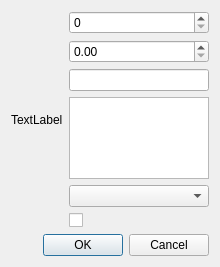
Qt form src/editor/objecteditor/ui/objectvaluedialog.ui (tdauth/wc3lib) before a commit.
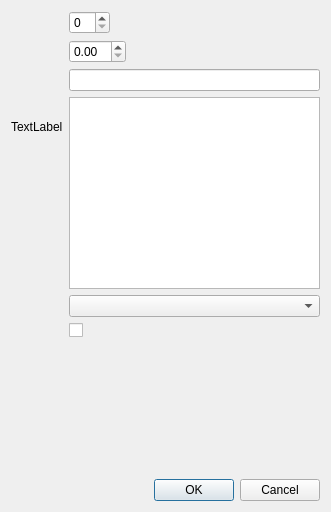
The same form after that commit. Custom widgets are drawn as their Qt base class.

Patch:
```diff
--- a/src/editor/objecteditor/ui/objectvaluedialog.ui
+++ b/src/editor/objecteditor/ui/objectvaluedialog.ui
@@ -6,8 +6,8 @@
    <rect>
     <x>0</x>
     <y>0</y>
-    <width>220</width>
-    <height>267</height>
+    <width>331</width>
+    <height>512</height>
    </rect>
   </property>
   <property name="sizePolicy">
@@ -20,52 +20,121 @@
    <string>Dialog</string>
   </property>
   <layout class="QGridLayout" name="gridLayout">
-   <property name="sizeConstraint">
-    <enum>QLayout::SetMinimumSize</enum>
-   </property>
-   <item row="7" column="0" colspan="2">
-    <widget class="KDialogButtonBox" name="m_buttonBox">
-     <property name="standardButtons">
-      <set>QDialogButtonBox::Cancel|QDialogButtonBox::Ok</set>
+   <item row="0" column="0">
+    <layout class="QHBoxLayout" name="horizontalLayout">
+     <item>
+      <layout class="QVBoxLayout" name="verticalLayout_2">
+       <item>
+        <widget class="QLabel" name="m_label">
+         <property name="sizePolicy">
+          <sizepolicy hsizetype="Preferred" vsizetype="Expanding">
+           <horstretch>0</horstretch>
+           <verstretch>0</verstretch>
+          </sizepolicy>
+         </property>
+         <property name="text">
+          <string>TextLabel</string>
      </property>
     </widget>
    </item>
-   <item row="5" column="1">
-    <widget class="KComboBox" name="m_comboBox"/>
-   </item>
-   <item row="1" column="1">
+       <item>
+        <spacer name="verticalSpacer">
+         <property name="orientation">
+          <enum>Qt::Vertical</enum>
+         </property>
+         <property name="sizeHint" stdset="0">
+          <size>
+           <width>20</width>
+           <height>40</height>
+          </size>
+         </property>
+        </spacer>
+       </item>
+      </layout>
+     </item>
+     <item>
+      <layout class="QVBoxLayout" name="verticalLayout">
+       <item>
+        <layout class="QHBoxLayout" name="horizontalLayout_2">
+         <item>
     <widget class="KIntSpinBox" name="m_intSpinBox">
      <property name="prefix">
       <string/>
      </property>
     </widget>
    </item>
-   <item row="2" column="1">
+         <item>
+          <spacer name="horizontalSpacer">
+           <property name="orientation">
+            <enum>Qt::Horizontal</enum>
+           </property>
+           <property name="sizeHint" stdset="0">
+            <size>
+             <width>40</width>
+             <height>20</height>
+            </size>
+           </property>
+          </spacer>
+         </item>
+        </layout>
+       </item>
+       <item>
+        <layout class="QHBoxLayout" name="horizontalLayout_3">
+         <item>
     <widget class="QDoubleSpinBox" name="m_doubleSpinBox"/>
    </item>
-   <item row="3" column="1">
+         <item>
+          <spacer name="horizontalSpacer_2">
+           <property name="orientation">
+            <enum>Qt::Horizontal</enum>
+           </property>
+           <property name="sizeHint" stdset="0">
+            <size>
+             <width>40</width>
+             <height>20</height>
+            </size>
+           </property>
+          </spacer>
+         </item>
+        </layout>
+       </item>
+       <item>
     <widget class="QLineEdit" name="m_lineEdit"/>
    </item>
-   <item row="4" column="1">
+       <item>
     <widget class="KTextEdit" name="m_textEdit"/>
    </item>
-   <item row="6" column="1">
+       <item>
+        <widget class="KComboBox" name="m_comboBox"/>
+       </item>
+       <item>
     <widget class="QCheckBox" name="m_checkBox">
      <property name="text">
       <string/>
      </property>
     </widget>
    </item>
-   <item row="1" column="0" rowspan="6">
-    <widget class="QLabel" name="m_label">
-     <property name="sizePolicy">
-      <sizepolicy hsizetype="Preferred" vsizetype="Expanding">
-       <horstretch>0</horstretch>
-       <verstretch>0</verstretch>
-      </sizepolicy>
-     </property>
-     <property name="text">
-      <string>TextLabel</string>
+       <item>
+        <spacer name="verticalSpacer_2">
+         <property name="orientation">
+          <enum>Qt::Vertical</enum>
+         </property>
+         <property name="sizeHint" stdset="0">
+          <size>
+           <width>238</width>
+           <height>68</height>
+          </size>
+         </property>
+        </spacer>
+       </item>
+      </layout>
+     </item>
+    </layout>
+   </item>
+   <item row="1" column="0">
+    <widget class="KDialogButtonBox" name="m_buttonBox">
+     <property name="standardButtons">
+      <set>QDialogButtonBox::Cancel|QDialogButtonBox::Ok</set>
      </property>
     </widget>
    </item>
```
Left out of the diff: 1 changed line with no effect on the pictures. Lines whose indentation alone changed are shown as unchanged.
